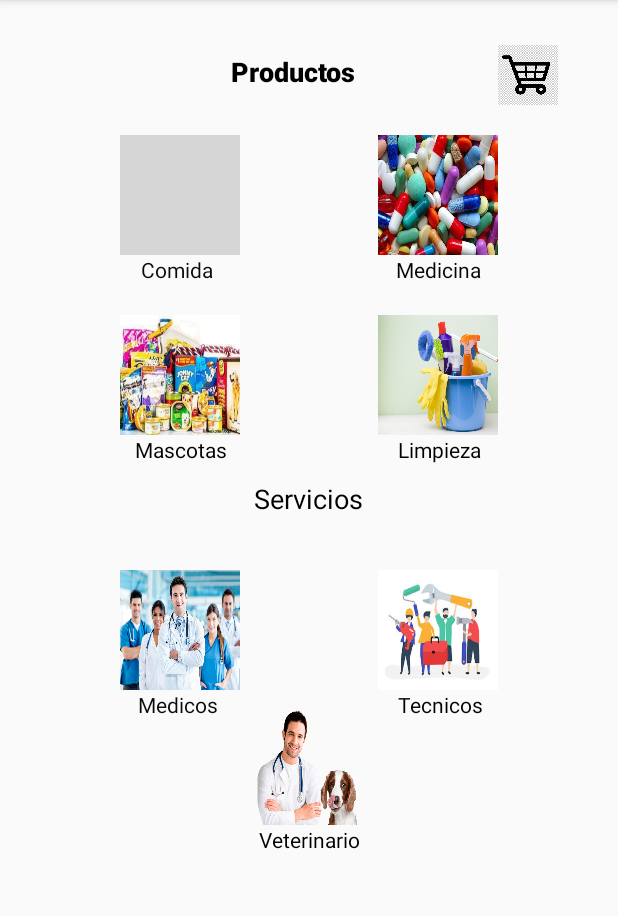
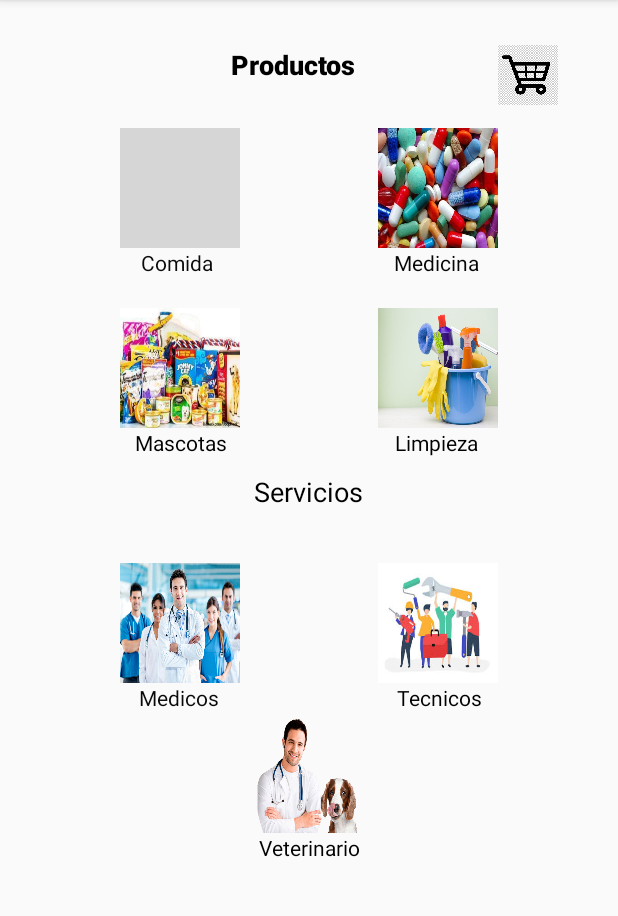
Before and after one commit to NicoDupleich2704/Proyecto1, an Android app: the MainActivity screen opened directly, with no data from a screen before it, on a phone screen of 412 x 824 dp, the part 84-1000 px from its top. Run offline under Robolectric (Android 15) with nearby library versions, the phone set to English and light mode, and no system bars; grey boxes are pictures that could not be loaded.

Commit message:
Merge branch 'master' of https://github.com/NicoDupleich2704/Proyecto1
# Conflicts:
#	app/src/main/AndroidManifest.xml

```diff
--- a/app/src/main/res/layout/activity_main.xml
+++ b/app/src/main/res/layout/activity_main.xml
@@ -81,7 +81,7 @@
         android:id="@+id/Veterinario"
         android:layout_width="80dp"
         android:layout_height="80dp"
-        android:layout_marginTop="110dp"
+        android:layout_marginTop="120dp"
         android:background="@drawable/veterinario"
         android:text="@string/BotonVeterinario"
         android:textSize="18sp"
@@ -120,7 +120,7 @@
         android:id="@+id/Productos_txt"
         android:layout_width="180dp"
         android:layout_height="40dp"
-        android:layout_marginTop="30dp"
+        android:layout_marginTop="25dp"
         android:backgroundTint="#668E68"
         android:fontFamily="sans-serif-black"
         android:padding="5sp"
@@ -169,10 +169,12 @@
         android:layout_width="wrap_content"
         android:layout_height="wrap_content"
         android:layout_marginEnd="91dp"
+        android:layout_marginStart="119dp"
         android:text="@string/BotonMedicina"
         android:textAlignment="center"
         android:textColor="#050505"
         app:layout_constraintEnd_toEndOf="parent"
+        app:layout_constraintStart_toEndOf="@+id/textView"
         app:layout_constraintTop_toBottomOf="@+id/BotonMedicina" />
 
     <TextView
@@ -191,20 +193,24 @@
         android:layout_width="wrap_content"
         android:layout_height="wrap_content"
         android:layout_marginEnd="91dp"
+        android:layout_marginStart="110dp"
         android:text="@string/BotonLimpieza"
         android:textAlignment="center"
         android:textColor="#000000"
         app:layout_constraintEnd_toEndOf="parent"
+        app:layout_constraintStart_toEndOf="@+id/txt_comidaAnimal"
         app:layout_constraintTop_toBottomOf="@+id/BotonLimpieza" />
 
     <TextView
         android:id="@+id/txt_medicos"
         android:layout_width="wrap_content"
         android:layout_height="wrap_content"
+        android:layout_marginEnd="20dp"
         android:layout_marginStart="92dp"
         android:text="@string/BotonMedicos"
         android:textAlignment="center"
         android:textColor="#090909"
+        app:layout_constraintEnd_toStartOf="@+id/Veterinario"
         app:layout_constraintStart_toStartOf="parent"
         app:layout_constraintTop_toBottomOf="@+id/BotonMedicos" />
 
@@ -213,10 +219,12 @@
         android:layout_width="wrap_content"
         android:layout_height="wrap_content"
         android:layout_marginEnd="90dp"
+        android:layout_marginStart="17dp"
         android:text="@string/BotonTecnicos"
         android:textAlignment="center"
         android:textColor="#000000"
         app:layout_constraintEnd_toEndOf="parent"
+        app:layout_constraintStart_toEndOf="@+id/Veterinario"
         app:layout_constraintTop_toBottomOf="@+id/BotonTecnicos" />
 
     <TextView
```
Also changed, not shown: app/src/main/res/layout/activity_iniciar_sesion.xml (+6 -5 lines).
